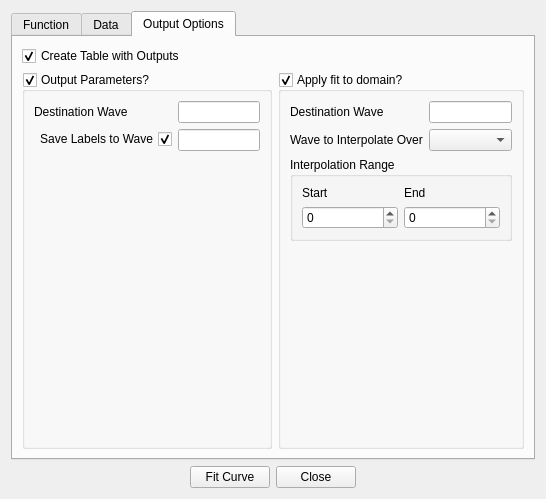
First picture: the form in src/ui/Ui_CurveFitting.ui, repository bbreslauer/PySciPlot, before the edit.
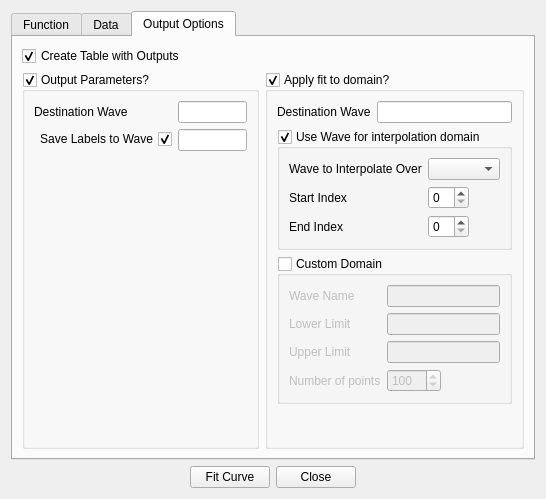
Second picture: the form after the edit. The open tabs and pages were chosen to show the change. Custom widgets are drawn as their Qt base class.

Commit message: Hmm, I guess I didn't test the last commit. There were some methods I removed that I needed; but they have been done already. Added ability to have user specify interpolation domain and number of points instead of an already-existing wave (#48).

What changed in the file:
```diff
--- a/src/ui/Ui_CurveFitting.ui
+++ b/src/ui/Ui_CurveFitting.ui
@@ -379,45 +379,9 @@
           <bool>true</bool>
          </property>
          <layout class="QFormLayout" name="formLayout_3">
-          <item row="1" column="0">
-           <widget class="QLabel" name="label_8">
-            <property name="text">
-             <string>Wave to Interpolate Over</string>
-            </property>
-           </widget>
-          </item>
-          <item row="1" column="1">
-           <widget class="QWaveComboBox" name="interpolationDomain"/>
-          </item>
-          <item row="2" column="0" colspan="2">
-           <widget class="QGroupBox" name="groupBox_4">
-            <property name="title">
-             <string>Interpolation Range</string>
-            </property>
-            <layout class="QGridLayout" name="gridLayout_5">
-             <item row="1" column="0">
-              <widget class="QWaveStartSpinBox" name="interpolationRangeStart"/>
-             </item>
-             <item row="1" column="1">
-              <widget class="QWaveEndSpinBox" name="interpolationRangeEnd"/>
-             </item>
-             <item row="0" column="0">
-              <widget class="QLabel" name="label_11">
-               <property name="text">
-                <string>Start</string>
-               </property>
-              </widget>
-             </item>
-             <item row="0" column="1">
-              <widget class="QLabel" name="label_12">
-               <property name="text">
-                <string>End</string>
-               </property>
-              </widget>
-             </item>
-            </layout>
-           </widget>
-          </item>
+          <property name="fieldGrowthPolicy">
+           <enum>QFormLayout::ExpandingFieldsGrow</enum>
+          </property>
           <item row="0" column="0">
            <widget class="QLabel" name="label_13">
             <property name="text">
@@ -428,6 +392,119 @@
           <item row="0" column="1">
            <widget class="QLineEdit" name="interpolationDestination"/>
           </item>
+          <item row="1" column="0" colspan="2">
+           <widget class="QGroupBox" name="useWaveForInterpolation">
+            <property name="title">
+             <string>Use Wave for interpolation domain</string>
+            </property>
+            <property name="checkable">
+             <bool>true</bool>
+            </property>
+            <layout class="QFormLayout" name="formLayout_5">
+             <property name="fieldGrowthPolicy">
+              <enum>QFormLayout::ExpandingFieldsGrow</enum>
+             </property>
+             <item row="0" column="0">
+              <widget class="QLabel" name="label_8">
+               <property name="text">
+                <string>Wave to Interpolate Over</string>
+               </property>
+              </widget>
+             </item>
+             <item row="1" column="0">
+              <widget class="QLabel" name="label_11">
+               <property name="text">
+                <string>Start Index</string>
+               </property>
+              </widget>
+             </item>
+             <item row="2" column="0">
+              <widget class="QLabel" name="label_12">
+               <property name="text">
+                <string>End Index</string>
+               </property>
+              </widget>
+             </item>
+             <item row="1" column="1">
+              <widget class="QWaveStartSpinBox" name="interpolationWaveRangeStart"/>
+             </item>
+             <item row="0" column="1">
+              <widget class="QWaveComboBox" name="interpolationWave"/>
+             </item>
+             <item row="2" column="1">
+              <widget class="QWaveEndSpinBox" name="interpolationWaveRangeEnd"/>
+             </item>
+            </layout>
+           </widget>
+          </item>
+          <item row="2" column="0" colspan="2">
+           <widget class="QGroupBox" name="useDomainForInterpolation">
+            <property name="enabled">
+             <bool>true</bool>
+            </property>
+            <property name="title">
+             <string>Custom Domain</string>
+            </property>
+            <property name="checkable">
+             <bool>true</bool>
+            </property>
+            <property name="checked">
+             <bool>false</bool>
+            </property>
+            <layout class="QFormLayout" name="formLayout_4">
+             <property name="fieldGrowthPolicy">
+              <enum>QFormLayout::ExpandingFieldsGrow</enum>
+             </property>
+             <item row="0" column="1">
+              <widget class="QLineEdit" name="interpolationCustomWaveName"/>
+             </item>
+             <item row="1" column="1">
+              <widget class="QLineEdit" name="interpolationCustomLowerLimit"/>
+             </item>
+             <item row="3" column="1">
+              <widget class="QSpinBox" name="interpolationCustomNumPoints">
+               <property name="maximum">
+                <number>1000</number>
+               </property>
+               <property name="value">
+                <number>100</number>
+               </property>
+              </widget>
+             </item>
+             <item row="2" column="0">
+              <widget class="QLabel" name="label_20">
+               <property name="text">
+                <string>Upper Limit</string>
+               </property>
+              </widget>
+             </item>
+             <item row="0" column="0">
+              <widget class="QLabel" name="label_22">
+               <property name="text">
+                <string>Wave Name</string>
+               </property>
+              </widget>
+             </item>
+             <item row="2" column="1">
+              <widget class="QLineEdit" name="interpolationCustomUpperLimit"/>
+             </item>
+             <item row="1" column="0">
+              <widget class="QLabel" name="label_19">
+               <property name="text">
+                <string>Lower Limit</string>
+               </property>
+              </widget>
+             </item>
+             <item row="3" column="0">
+              <widget class="QLabel" name="label_21">
+               <property name="text">
+                <string>Number of points</string>
+               </property>
+              </widget>
+             </item>
+            </layout>
+           </widget>
+          </item>
          </layout>
         </widget>
        </item>
```
Left out of the diff: 20 changed lines with no effect on the pictures. The commit also changes 2 other files.
